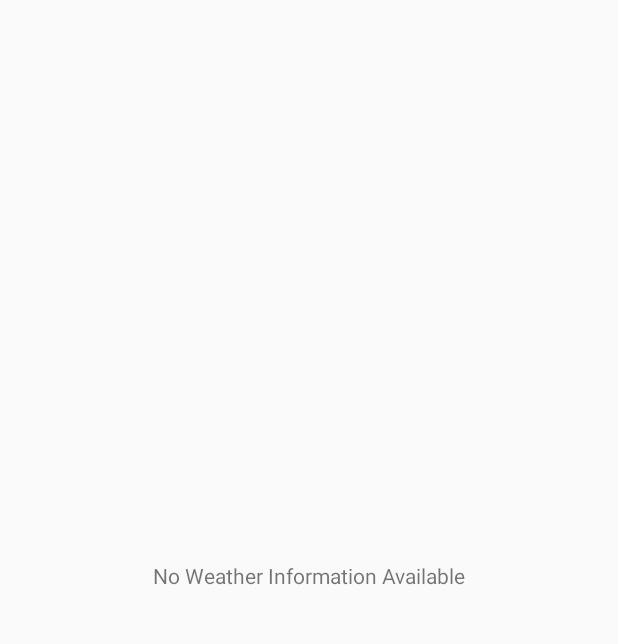
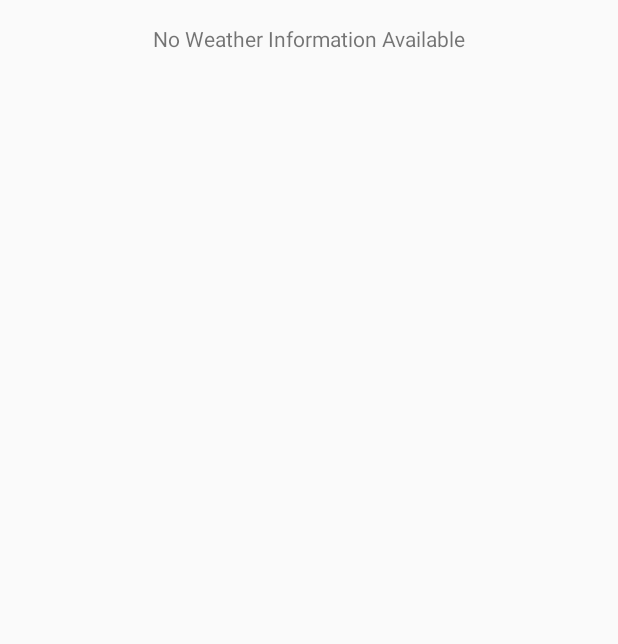
Before and after one commit to zacharytamas/android-sunshine, an Android app: the screen it shows after launch (MainActivity), on a phone screen of 412 x 824 dp, the part 84-728 px from its top. Run offline under Robolectric (Android 15) with nearby library versions, the phone set to English and light mode, and no system bars; 1 statement that could not run was skipped.

Commit message:
Update UI to show a status message which also considers situations like bad network, server being down, changes to the API response that we didn't expect, etc.

```diff
--- a/app/src/main/java/com/example/android/sunshine/app/ForecastFragment.java
+++ b/app/src/main/java/com/example/android/sunshine/app/ForecastFragment.java
@@ -16,9 +16,11 @@
 package com.example.android.sunshine.app;
 
 import android.content.Intent;
+import android.content.SharedPreferences;
 import android.database.Cursor;
 import android.net.Uri;
 import android.os.Bundle;
+import android.preference.PreferenceManager;
 import android.support.v4.app.Fragment;
 import android.support.v4.app.LoaderManager;
 import android.support.v4.content.CursorLoader;
@@ -35,11 +37,12 @@ import android.widget.ListView;
 import android.widget.TextView;
 
 import com.example.android.sunshine.app.data.WeatherContract;
+import com.example.android.sunshine.app.sync.SunshineSyncAdapter;
 
 /**
  * Encapsulates fetching the forecast and displaying it as a {@link ListView} layout.
  */
-public class ForecastFragment extends Fragment implements LoaderManager.LoaderCallbacks<Cursor> {
+public class ForecastFragment extends Fragment implements LoaderManager.LoaderCallbacks<Cursor>, SharedPreferences.OnSharedPreferenceChangeListener {
     public static final String LOG_TAG = ForecastFragment.class.getSimpleName();
     private ForecastAdapter mForecastAdapter;
 
@@ -105,6 +108,20 @@ public class ForecastFragment extends Fragment implements LoaderManager.LoaderCa
     }
 
     @Override
+    public void onResume() {
+        SharedPreferences sp = PreferenceManager.getDefaultSharedPreferences(getActivity());
+        sp.registerOnSharedPreferenceChangeListener(this);
+        super.onResume();
+    }
+
+    @Override
+    public void onPause() {
+        SharedPreferences sp = PreferenceManager.getDefaultSharedPreferences(getActivity());
+        sp.unregisterOnSharedPreferenceChangeListener(this);
+        super.onPause();
+    }
+
+    @Override
     public void onCreateOptionsMenu(Menu menu, MenuInflater inflater) {
         inflater.inflate(R.menu.forecastfragment, menu);
     }
@@ -139,9 +156,9 @@ public class ForecastFragment extends Fragment implements LoaderManager.LoaderCa
 
         // Get a reference to the ListView, and attach this adapter to it.
         mListView = (ListView) rootView.findViewById(R.id.listview_forecast);
+        View emptyView = rootView.findViewById(R.id.listview_forecast_empty);
+        mListView.setEmptyView(emptyView);
         mListView.setAdapter(mForecastAdapter);
-        mListView.setEmptyView(rootView.findViewById(android.R.id.empty));
-
         // We'll call our MainActivity
         mListView.setOnItemClickListener(new AdapterView.OnItemClickListener() {
 
@@ -250,21 +267,12 @@ public class ForecastFragment extends Fragment implements LoaderManager.LoaderCa
     @Override
     public void onLoadFinished(Loader<Cursor> loader, Cursor data) {
         mForecastAdapter.swapCursor(data);
-
-        if (data.getCount() == 0) {
-            TextView textView = (TextView) getView().findViewById(android.R.id.empty);
-            if (!Utility.hasInternetConnection(getActivity())) {
-                textView.setText(getActivity().getString(R.string.nullstate_no_weather_offline));
-            } else {
-                textView.setText(getActivity().getString(R.string.nullstate_no_weather));
-            }
-        }
-
         if (mPosition != ListView.INVALID_POSITION) {
             // If we don't need to restart the loader, and there's a desired position to restore
             // to, do so now.
             mListView.smoothScrollToPosition(mPosition);
         }
+        updateEmptyView();
     }
 
     @Override
@@ -278,4 +286,40 @@ public class ForecastFragment extends Fragment implements LoaderManager.LoaderCa
             mForecastAdapter.setUseTodayLayout(mUseTodayLayout);
         }
     }
+
+    /*
+        Updates the empty list view with contextually relevant information that the user can
+        use to determine why they aren't seeing weather.
+     */
+    private void updateEmptyView() {
+        if ( mForecastAdapter.getCount() == 0 ) {
+            TextView tv = (TextView) getView().findViewById(R.id.listview_forecast_empty);
+            if ( null != tv ) {
+                // if cursor is empty, why? do we have an invalid location
+                int message = R.string.empty_forecast_list;
+                @SunshineSyncAdapter.LocationStatus int location = Utility.getLocationStatus(getActivity());
+                switch (location) {
+                    case SunshineSyncAdapter.LOCATION_STATUS_SERVER_DOWN:
+                        message = R.string.empty_forecast_list_server_down;
+                        break;
+                    case SunshineSyncAdapter.LOCATION_STATUS_SERVER_INVALID:
+                        message = R.string.empty_forecast_list_server_error;
+                        break;
+                    default:
+                        if (!Utility.isNetworkAvailable(getActivity()) ) {
+                            message = R.string.empty_forecast_list_no_network;
+                        }
+                }
+                tv.setText(message);
+            }
+        }
+    }
+
+    @Override
+    public void onSharedPreferenceChanged(SharedPreferences sharedPreferences, String key) {
+        if ( key.equals(getString(R.string.pref_location_status_key)) ) {
+            updateEmptyView();
+        }
+    }
+
 }
--- a/app/src/main/java/com/example/android/sunshine/app/Utility.java
+++ b/app/src/main/java/com/example/android/sunshine/app/Utility.java
@@ -21,6 +21,8 @@ import android.net.ConnectivityManager;
 import android.net.NetworkInfo;
 import android.preference.PreferenceManager;
 import android.text.format.Time;
+
+import com.example.android.sunshine.app.sync.SunshineSyncAdapter;
 
 import java.text.DateFormat;
 import java.text.SimpleDateFormat;
@@ -249,11 +251,30 @@ public class Utility {
         return -1;
     }
 
-    public static boolean hasInternetConnection(Context context) {
-        ConnectivityManager cm = (ConnectivityManager) context
-                .getSystemService(Context.CONNECTIVITY_SERVICE);
+    /**
+     * Returns true if the network is available or about to become available.
+     *
+     * @param c Context used to get the ConnectivityManager
+     * @return true if the network is available
+     */
+    static public boolean isNetworkAvailable(Context c) {
+        ConnectivityManager cm =
+                (ConnectivityManager)c.getSystemService(Context.CONNECTIVITY_SERVICE);
 
         NetworkInfo activeNetwork = cm.getActiveNetworkInfo();
-        return activeNetwork != null && activeNetwork.isConnectedOrConnecting();
+        return activeNetwork != null &&
+                activeNetwork.isConnectedOrConnecting();
+    }
+
+    /**
+     *
+     * @param c Context used to get the SharedPreferences
+     * @return the location status integer type
+     */
+    @SuppressWarnings("ResourceType")
+    static public @SunshineSyncAdapter.LocationStatus
+    int getLocationStatus(Context c){
+        SharedPreferences sp = PreferenceManager.getDefaultSharedPreferences(c);
+        return sp.getInt(c.getString(R.string.pref_location_status_key), SunshineSyncAdapter.LOCATION_STATUS_UNKNOWN);
     }
 }
--- a/app/src/main/res/layout/fragment_main.xml
+++ b/app/src/main/res/layout/fragment_main.xml
@@ -9,9 +9,16 @@
         android:layout_width="match_parent"
         android:layout_height="match_parent"
         android:divider="@null" />
-    <TextView android:id="@android:id/empty"
-        android:layout_width="fill_parent"
-        android:layout_height="fill_parent"
-        android:gravity="center"
-        android:text="@string/nullstate_no_weather"/>
+    <!-- empty list -->
+    <TextView
+        android:id="@+id/listview_forecast_empty"
+        android:text="@string/empty_forecast_list"
+        android:layout_width="match_parent"
+        android:layout_height="match_parent"
+        android:gravity="center_horizontal"
+        android:paddingLeft="@dimen/activity_horizontal_margin"
+        android:paddingRight="@dimen/activity_horizontal_margin"
+        android:paddingTop="@dimen/activity_vertical_margin"
+        android:paddingBottom="@dimen/activity_vertical_margin"
+        />
 </FrameLayout>
--- a/app/src/main/res/values/strings.xml
+++ b/app/src/main/res/values/strings.xml
@@ -27,8 +27,8 @@
     <!-- Key name for storing location in SharedPreferences [CHAR LIMIT=NONE] -->
     <string name="pref_location_key" translatable="false">location</string>
 
-    <!-- Key name for storing location status in SharedPreferences [CHAR LIMIT=NONE] -->
-    <string name="pref_location_status_key" translatable="false">location_status</string>
+    <!-- Key name for storing location status in SharedPreferences -->
+    <string name="pref_location_status_key" translatable="false">loc-status</string>
 
     <!-- Default postal code for location preference [CHAR LIMIT=NONE] -->
     <string name="pref_location_default" translatable="false">94043</string>
@@ -96,7 +96,11 @@
 
     <!-- Strings related to Notification preference -->
     <string name="pref_last_notification">last_notification</string>
-    <string name="nullstate_no_weather">No Weather Information Available</string>
-    <string name="nullstate_no_weather_offline">Forecasts will be loaded when your device comes back online.</string>
+
+    <!-- Empty Weather Database -->
+    <string name="empty_forecast_list">No Weather Information Available</string>
+    <string name="empty_forecast_list_no_network">No weather information available. The network is not available to fetch weather data.</string>
+    <string name="empty_forecast_list_server_down">No weather information available. The server is not returning data.</string>
+    <string name="empty_forecast_list_server_error">No weather information available. The server is not returning valid data. Please check for an updated version of Sunshine.</string>
 
 </resources>
```
Also changed, not shown: app/src/main/java/com/example/android/sunshine/app/sync/SunshineSyncAdapter.java (+18 -13 lines).
